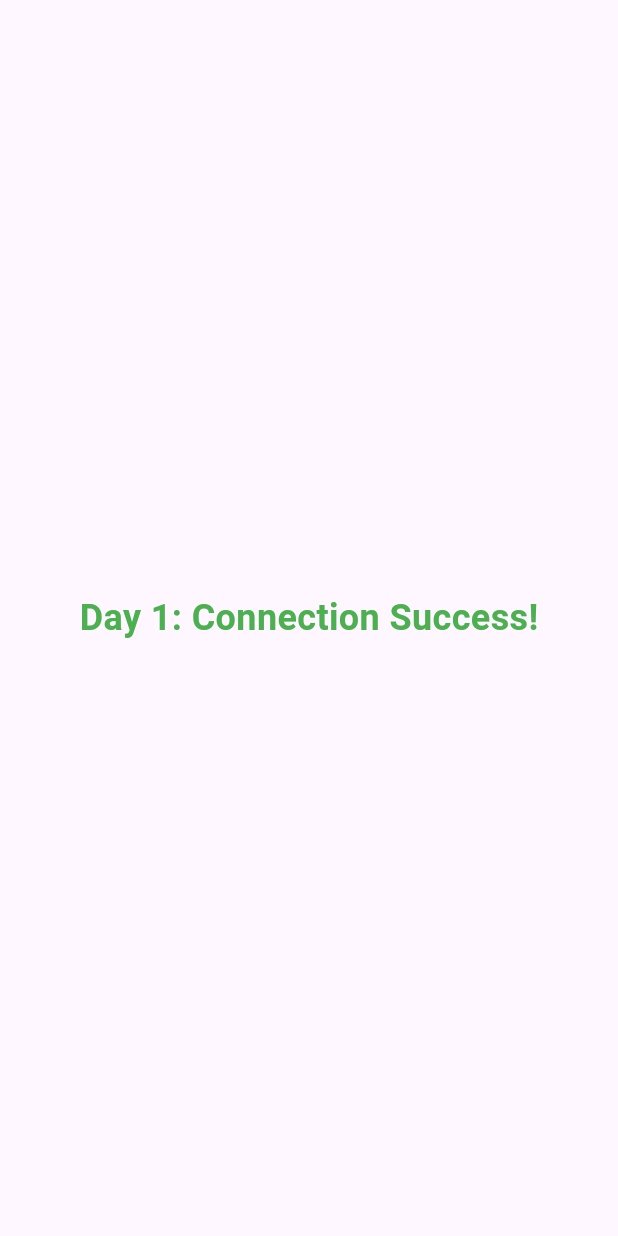
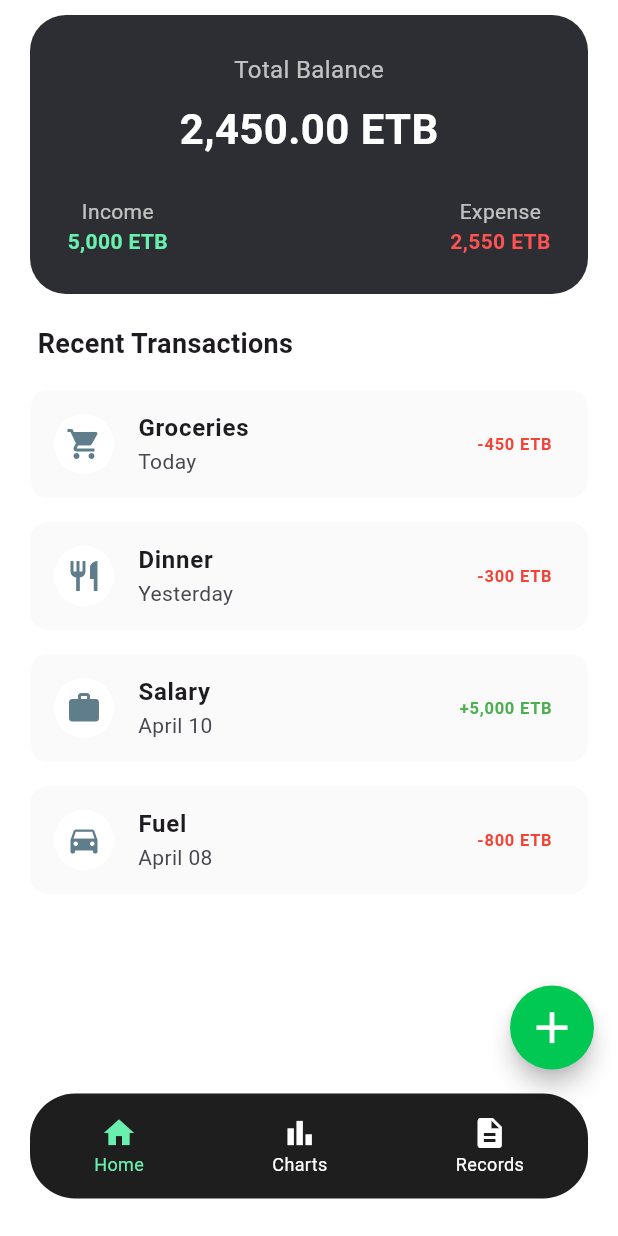
Before and after one commit to Wintanay/MAD, a Flutter app: the screen it shows after launch, on a phone screen of 412 x 824 dp. Run offline on Flutter 3.47's test engine with Material 3 defaults, Android fonts, the phone set to English and light mode, and no system bars.

Commit message:
Integrated ListView for transactions

```diff
--- a/Home_Screen/flutter_home/analysis_options.yaml
+++ /dev/null
@@ -1 +0,0 @@
-include: package:flutter_lints/flutter.yaml
--- a/Home_Screen/flutter_home/lib/main.dart
+++ b/Home_Screen/flutter_home/lib/main.dart
@@ -1,21 +1,215 @@
 import 'package:flutter/material.dart';
 
 void main() {
-  runApp(
-    const MaterialApp(
+  runApp(const ExpenseTrackerApp());
+}
+
+class ExpenseTrackerApp extends StatelessWidget {
+  const ExpenseTrackerApp({super.key});
+
+  @override
+  Widget build(BuildContext context) {
+    return MaterialApp(
       debugShowCheckedModeBanner: false,
-      home: Scaffold(
-        body: Center(
-          child: Text(
-            "Day 1: Connection Success!",
-            style: TextStyle(
-              fontSize: 24,
-              fontWeight: FontWeight.bold,
-              color: Colors.green,
+      title: 'Personal Expense Tracker',
+      theme: ThemeData(
+        brightness: Brightness.light,
+        scaffoldBackgroundColor: Colors.white,
+        primaryColor: const Color(0xFF00C853), // Success Green
+        cardColor: const Color(0xFF2D2E33), // Dark Theme Card
+      ),
+      home: const HomeScreen(),
+    );
+  }
+}
+
+class HomeScreen extends StatelessWidget {
+  const HomeScreen({super.key});
+
+  @override
+  Widget build(BuildContext context) {
+    return Scaffold(
+      backgroundColor: Colors.white,
+      body: SafeArea(
+        child: Column(
+          children: [
+            // --- TOTAL BALANCE CARD ---
+            Padding(
+              padding: const EdgeInsets.symmetric(
+                horizontal: 20.0,
+                vertical: 10.0,
+              ),
+              child: Container(
+                width: double.infinity,
+                padding: const EdgeInsets.all(25),
+                decoration: BoxDecoration(
+                  color: Theme.of(context).cardColor,
+                  borderRadius: BorderRadius.circular(24),
+                ),
+                child: Column(
+                  children: [
+                    const Text(
+                      "Total Balance",
+                      style: TextStyle(color: Colors.white70, fontSize: 16),
+                    ),
+                    const SizedBox(height: 8),
+                    const Text(
+                      "2,450.00 ETB",
+                      style: TextStyle(
+                        color: Colors.white,
+                        fontSize: 28,
+                        fontWeight: FontWeight.bold,
+                      ),
+                    ),
+                    const SizedBox(height: 25),
+                    Row(
+                      mainAxisAlignment: MainAxisAlignment.spaceBetween,
+                      children: [
+                        _buildStatItem(
+                          "Income",
+                          "5,000 ETB",
+                          Colors.greenAccent,
+                        ),
+                        _buildStatItem(
+                          "Expense",
+                          "2,550 ETB",
+                          Colors.redAccent,
+                        ),
+                      ],
+                    ),
+                  ],
+                ),
+              ),
             ),
+
+            // --- REPLACING SPACER WITH SCROLLING LIST ---
+            const Padding(
+              padding: EdgeInsets.symmetric(horizontal: 25, vertical: 10),
+              child: Align(
+                alignment: Alignment.centerLeft,
+                child: Text(
+                  "Recent Transactions",
+                  style: TextStyle(fontSize: 18, fontWeight: FontWeight.bold),
+                ),
+              ),
+            ),
+
+            Expanded(
+              child: ListView(
+                padding: const EdgeInsets.symmetric(horizontal: 20),
+                children: [
+                  _buildTransactionRow(
+                    Icons.shopping_cart,
+                    "Groceries",
+                    "-450 ETB",
+                    "Today",
+                  ),
+                  _buildTransactionRow(
+                    Icons.restaurant,
+                    "Dinner",
+                    "-300 ETB",
+                    "Yesterday",
+                  ),
+                  _buildTransactionRow(
+                    Icons.work,
+                    "Salary",
+                    "+5,000 ETB",
+                    "April 10",
+                    isIncome: true,
+                  ),
+                  _buildTransactionRow(
+                    Icons.directions_car,
+                    "Fuel",
+                    "-800 ETB",
+                    "April 08",
+                  ),
+                ],
+              ),
+            ),
+          ],
+        ),
+      ),
+      floatingActionButton: FloatingActionButton(
+        onPressed: () {},
+        backgroundColor: const Color(0xFF00C853),
+        shape: const CircleBorder(),
+        child: const Icon(Icons.add, color: Colors.white, size: 35),
+      ),
+      bottomNavigationBar: _buildBottomNav(),
+    );
+  }
+
+  // --- HELPER WIDGETS ---
+
+  Widget _buildStatItem(String title, String amount, Color color) {
+    return Column(
+      children: [
+        Text(title, style: const TextStyle(color: Colors.white70)),
+        Text(
+          amount,
+          style: TextStyle(color: color, fontWeight: FontWeight.bold),
+        ),
+      ],
+    );
+  }
+
+  Widget _buildTransactionRow(
+    IconData icon,
+    String title,
+    String amount,
+    String date, {
+    bool isIncome = false,
+  }) {
+    return Card(
+      elevation: 0,
+      color: Colors.grey[50],
+      margin: const EdgeInsets.symmetric(vertical: 8),
+      child: ListTile(
+        leading: CircleAvatar(
+          backgroundColor: Colors.white,
+          child: Icon(icon, color: Colors.blueGrey),
+        ),
+        title: Text(title, style: const TextStyle(fontWeight: FontWeight.bold)),
+        subtitle: Text(date),
+        trailing: Text(
+          amount,
+          style: TextStyle(
+            color: isIncome ? Colors.green : Colors.red,
+            fontWeight: FontWeight.bold,
           ),
         ),
       ),
-    ),
-  );
+    );
+  }
+
+  Widget _buildBottomNav() {
+    return Padding(
+      padding: const EdgeInsets.only(left: 20, right: 20, bottom: 25),
+      child: Container(
+        height: 70,
+        decoration: BoxDecoration(
+          color: const Color(0xFF1E1E1E),
+          borderRadius: BorderRadius.circular(30),
+        ),
+        child: Row(
+          mainAxisAlignment: MainAxisAlignment.spaceAround,
+          children: [
+            _buildNavItem(Icons.home, "Home", Colors.greenAccent),
+            _buildNavItem(Icons.bar_chart, "Charts", Colors.white),
+            _buildNavItem(Icons.description, "Records", Colors.white),
+          ],
+        ),
+      ),
+    );
+  }
+
+  Widget _buildNavItem(IconData icon, String label, Color color) {
+    return Column(
+      mainAxisAlignment: MainAxisAlignment.center,
+      children: [
+        Icon(icon, color: color),
+        Text(label, style: TextStyle(color: color, fontSize: 12)),
+      ],
+    );
+  }
 }
--- a/Home_Screen/flutter_home/pubspec.yaml
+++ b/Home_Screen/flutter_home/pubspec.yaml
@@ -1,10 +1,10 @@
 name: flutter_home
 description: "A new Flutter project."
-publish_to: 'none'
+publish_to: "none"
 version: 0.1.0+1
 
 environment:
-  sdk: ^3.11.1
+  sdk: ">=3.1.1 <4.0.0"
 
 dependencies:
   flutter:
@@ -13,7 +13,7 @@ dependencies:
 dev_dependencies:
   flutter_test:
     sdk: flutter
-  flutter_lints: ^6.0.0
+  flutter_lints: ^3.0.0
 
 flutter:
   uses-material-design: true
```
Also changed, not shown: Home_Screen/flutter_home/pubspec.lock.
